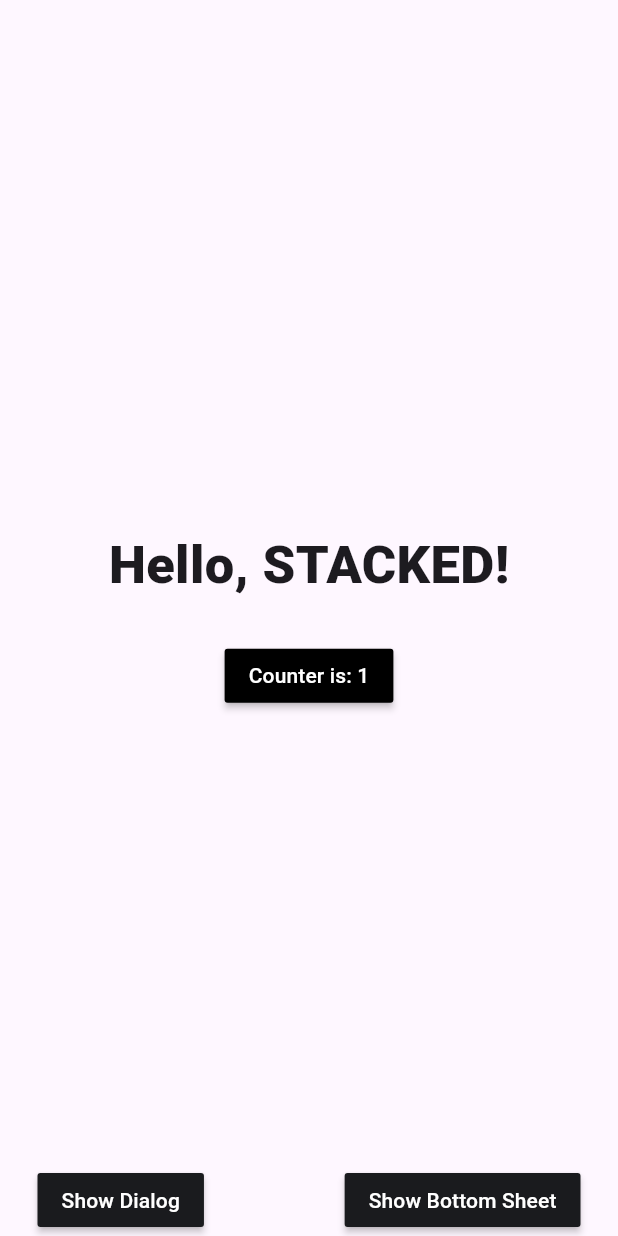
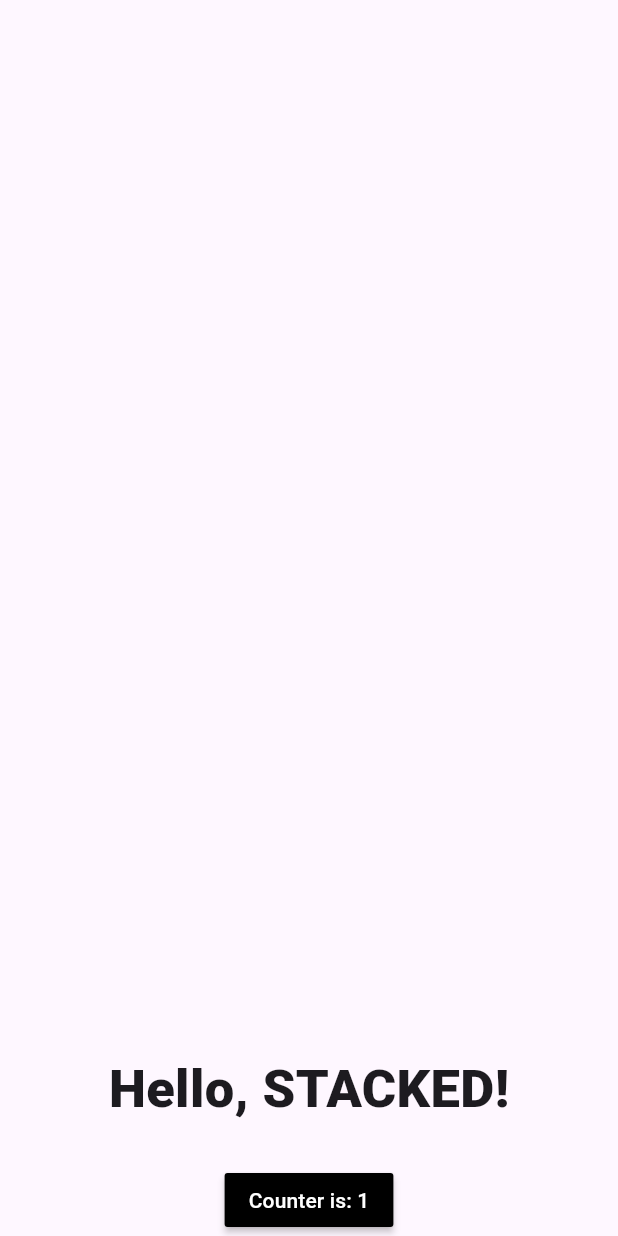
Before and after one commit to Ushie-E/task_manager_app, a Flutter app: the screen it shows after launch, after a tap on an icon or button, on a phone screen of 412 x 824 dp. Run offline on Flutter 3.47's test engine with Material 3 defaults, Android fonts, the phone set to English and light mode, and no system bars; our stand-ins replace stacked, stacked_services, stacked_shared.

```diff
--- a/lib/app/app.bottomsheets.dart
+++ /dev/null
@@ -1,25 +0,0 @@
-// GENERATED CODE - DO NOT MODIFY BY HAND
-
-// **************************************************************************
-// StackedBottomsheetGenerator
-// **************************************************************************
-
-import 'package:stacked_services/stacked_services.dart';
-
-import 'app.locator.dart';
-import '../ui/bottom_sheets/notice/notice_sheet.dart';
-
-enum BottomSheetType {
-  notice,
-}
-
-void setupBottomSheetUi() {
-  final bottomsheetService = locator<BottomSheetService>();
-
-  final Map<BottomSheetType, SheetBuilder> builders = {
-    BottomSheetType.notice: (context, request, completer) =>
-        NoticeSheet(request: request, completer: completer),
-  };
-
-  bottomsheetService.setCustomSheetBuilders(builders);
-}
--- a/lib/app/app.dart
+++ b/lib/app/app.dart
@@ -1,5 +1,3 @@
-import 'package:task_manager_app/ui/bottom_sheets/notice/notice_sheet.dart';
-import 'package:task_manager_app/ui/dialogs/info_alert/info_alert_dialog.dart';
 import 'package:task_manager_app/ui/views/home/home_view.dart';
 import 'package:task_manager_app/ui/views/startup/startup_view.dart';
 import 'package:stacked/stacked_annotations.dart';
@@ -19,11 +17,9 @@ import 'package:stacked_services/stacked_services.dart';
     // @stacked-service
   ],
   bottomsheets: [
-    StackedBottomsheet(classType: NoticeSheet),
     // @stacked-bottom-sheet
   ],
   dialogs: [
-    StackedDialog(classType: InfoAlertDialog),
     // @stacked-dialog
   ],
 )
--- a/lib/app/app.dialogs.dart
+++ /dev/null
@@ -1,25 +0,0 @@
-// GENERATED CODE - DO NOT MODIFY BY HAND
-
-// **************************************************************************
-// StackedDialogGenerator
-// **************************************************************************
-
-import 'package:stacked_services/stacked_services.dart';
-
-import 'app.locator.dart';
-import '../ui/dialogs/info_alert/info_alert_dialog.dart';
-
-enum DialogType {
-  infoAlert,
-}
-
-void setupDialogUi() {
-  final dialogService = locator<DialogService>();
-
-  final Map<DialogType, DialogBuilder> builders = {
-    DialogType.infoAlert: (context, request, completer) =>
-        InfoAlertDialog(request: request, completer: completer),
-  };
-
-  dialogService.registerCustomDialogBuilders(builders);
-}
--- a/lib/main.dart
+++ b/lib/main.dart
@@ -1,6 +1,4 @@
 import 'package:flutter/material.dart';
-import 'package:task_manager_app/app/app.bottomsheets.dart';
-import 'package:task_manager_app/app/app.dialogs.dart';
 import 'package:task_manager_app/app/app.locator.dart';
 import 'package:task_manager_app/app/app.router.dart';
 import 'package:stacked_services/stacked_services.dart';
@@ -8,8 +6,6 @@ import 'package:stacked_services/stacked_services.dart';
 Future<void> main() async {
   WidgetsFlutterBinding.ensureInitialized();
   await setupLocator();
-  setupDialogUi();
-  setupBottomSheetUi();
   runApp(const MainApp());
 }
 
--- a/lib/ui/bottom_sheets/notice/notice_sheet_model.dart
+++ /dev/null
@@ -1,3 +0,0 @@
-import 'package:stacked/stacked.dart';
-
-class NoticeSheetModel extends BaseViewModel {}
--- a/lib/ui/dialogs/info_alert/info_alert_dialog_model.dart
+++ /dev/null
@@ -1,3 +0,0 @@
-import 'package:stacked/stacked.dart';
-
-class InfoAlertDialogModel extends BaseViewModel {}
--- a/lib/ui/views/home/home_view.dart
+++ b/lib/ui/views/home/home_view.dart
@@ -1,7 +1,6 @@
 import 'package:flutter/material.dart';
 import 'package:stacked/stacked.dart';
-import 'package:task_manager_app/ui/common/app_colors.dart';
-import 'package:task_manager_app/ui/common/ui_helpers.dart';
+import 'package:task_manager_app/ui/constant/ui_helpers.dart';
 
 import 'home_viewmodel.dart';
 
@@ -44,31 +43,6 @@ class HomeView extends StackedView<HomeViewModel> {
                     ),
                   ],
                 ),
-                Row(
-                  mainAxisAlignment: MainAxisAlignment.spaceBetween,
-                  children: [
-                    MaterialButton(
-                      color: kcDarkGreyColor,
-                      onPressed: viewModel.showDialog,
-                      child: const Text(
-                        'Show Dialog',
-                        style: TextStyle(
-                          color: Colors.white,
-                        ),
-                      ),
-                    ),
-                    MaterialButton(
-                      color: kcDarkGreyColor,
-                      onPressed: viewModel.showBottomSheet,
-                      child: const Text(
-                        'Show Bottom Sheet',
-                        style: TextStyle(
-                          color: Colors.white,
-                        ),
-                      ),
-                    ),
-                  ],
-                )
               ],
             ),
           ),
@@ -78,8 +52,5 @@ class HomeView extends StackedView<HomeViewModel> {
   }
 
   @override
-  HomeViewModel viewModelBuilder(
-    BuildContext context,
-  ) =>
-      HomeViewModel();
+  HomeViewModel viewModelBuilder(BuildContext context) => HomeViewModel();
 }
```
Also changed, not shown: lib/ui/bottom_sheets/notice/notice_sheet.dart (deleted, +0 -56 lines), lib/ui/dialogs/info_alert/info_alert_dialog.dart (deleted, +0 -108 lines), lib/ui/views/home/home_viewmodel.dart (+0 -24 lines), lib/ui/constant/app_colors.dart (renamed from lib/ui/common/app_colors.dart), lib/ui/constant/app_strings.dart (renamed from lib/ui/common/app_strings.dart), lib/ui/constant/ui_helpers.dart (renamed from lib/ui/common/ui_helpers.dart), 1 other file.
